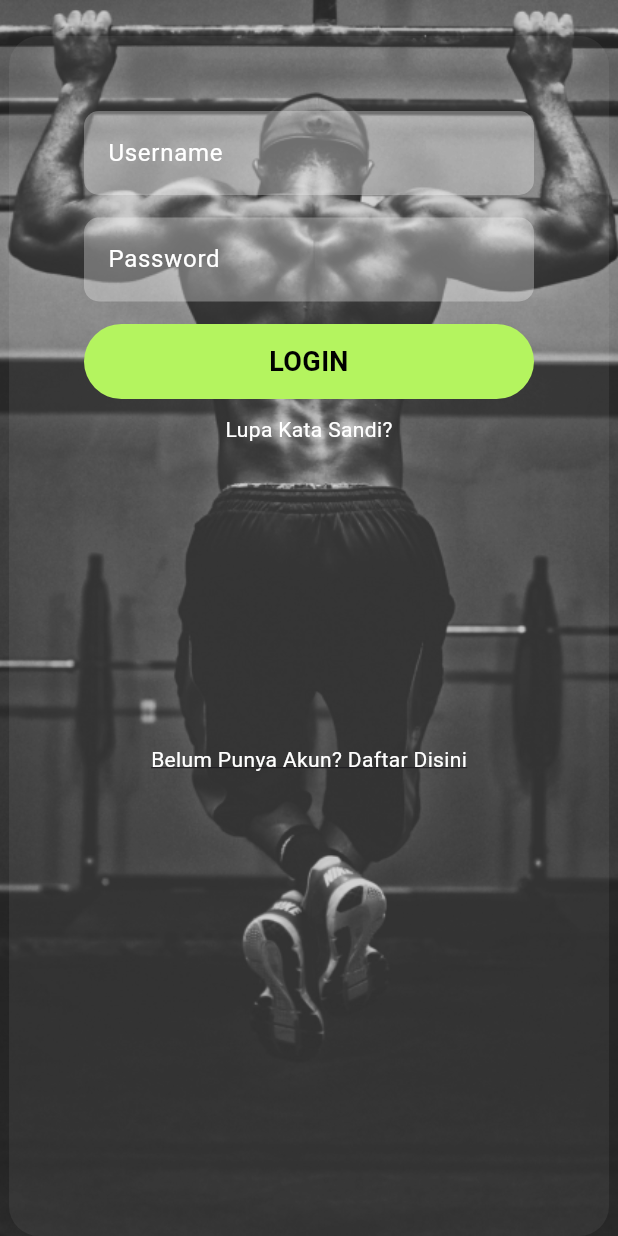
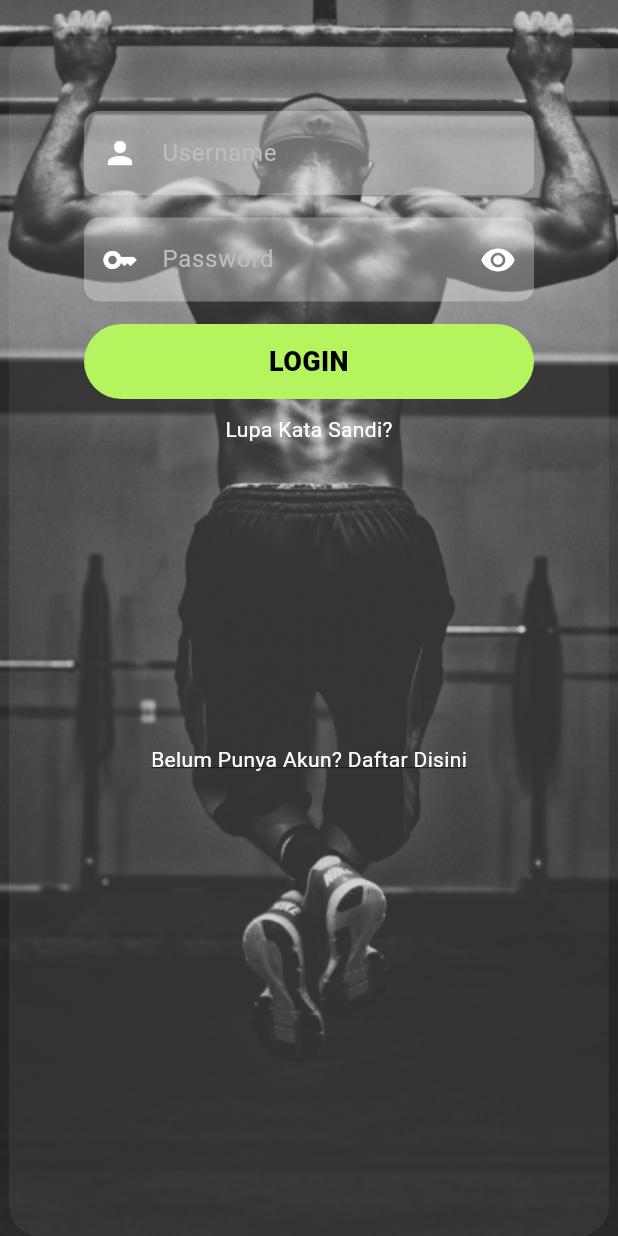
Before and after one commit to afrandormd/fitfusion-app, a Flutter app: the screen it shows after launch, scrolled down 226 dp, on a phone screen of 412 x 824 dp. Run offline on Flutter 3.47's test engine with Material 3 defaults, Android fonts, the phone set to English and light mode, and no system bars; our stand-ins replace get, google_nav_bar.

Commit message:
update gambar menjadi assetimage dan sedikit perubahan login

```diff
--- a/lib/screen/login.dart
+++ b/lib/screen/login.dart
@@ -70,7 +70,11 @@ class _LoginState extends State<Login> {
                             decoration: InputDecoration(
                               hintText: 'Username',
                               hintStyle: TextStyle(
-                                color: Colors.white,
+                                color: Colors.grey.shade400,
+                              ),
+                              prefixIcon: Icon(
+                                Icons.person,
+                                color: Asset.colorText,
                               ),
                               filled: true,
                               fillColor: Colors.white.withOpacity(0.3), // Transparansi 30%
@@ -91,8 +95,13 @@ class _LoginState extends State<Login> {
                             decoration: InputDecoration(
                               hintText: 'Password',
                               hintStyle: TextStyle(
-                                color: Colors.white,
+                                color: Colors.grey.shade400,
                               ),
+                              prefixIcon: Icon(
+                                Icons.key,
+                                color: Asset.colorText,
+                              ),
+                              suffixIcon: Icon(Icons.remove_red_eye_rounded, color: Asset.colorText),
                               filled: true,
                               fillColor: Colors.white.withOpacity(0.3), // Transparansi 30%
                               border: OutlineInputBorder(
@@ -130,7 +139,7 @@ class _LoginState extends State<Login> {
                                 ),
                                 child: Text(
                                   'LOGIN',
-                                  style: TextStyle(fontSize: 18, color: Colors.black, fontWeight: FontWeight.bold),
+                                  style: TextStyle(fontSize: 18, color: Colors.black, fontWeight: FontWeight.w900),
                                   textAlign: TextAlign.center,
                                 ),
                               ),
--- a/lib/screen/user/listitem.dart
+++ b/lib/screen/user/listitem.dart
@@ -7,7 +7,7 @@ Widget listItem(String bg, String title, int exercices, int time) {
     margin: EdgeInsets.only(bottom: 10.0),
     decoration: BoxDecoration(
         image: DecorationImage(
-          image: NetworkImage(bg),
+          image: AssetImage(bg),
           fit: BoxFit.cover,
           colorFilter: ColorFilter.mode(Color(0x60212121), BlendMode.darken),
         ),
```
Also changed, not shown: lib/screen/user/home.dart (+7 -6 lines), pubspec.yaml (+5 -4 lines), assets/images/abs-exercices.jpg (added), assets/images/img_header.jpg (added), assets/images/pull-up-exercices.jpg (added), pubspec.lock, 3 other files.
